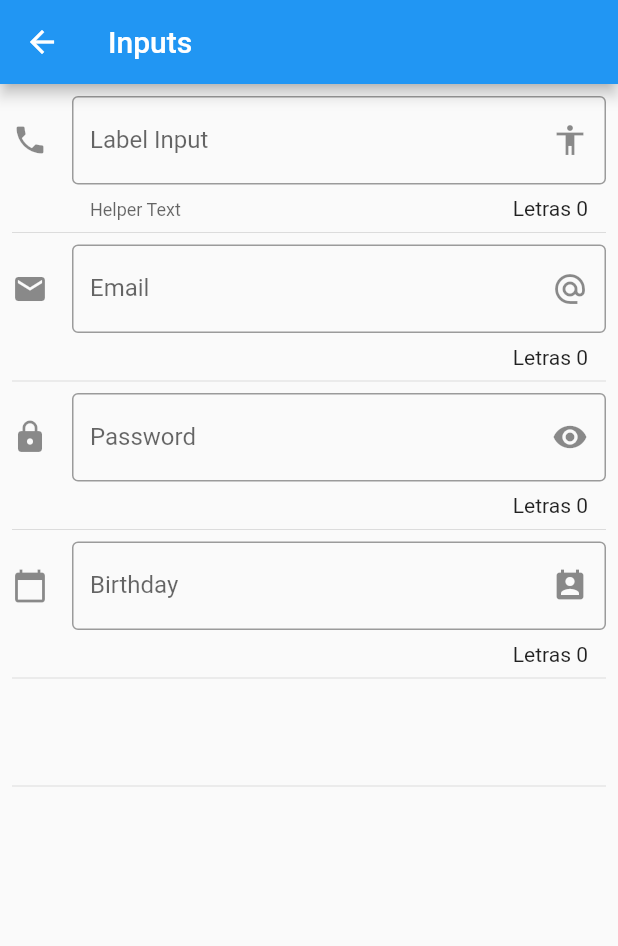
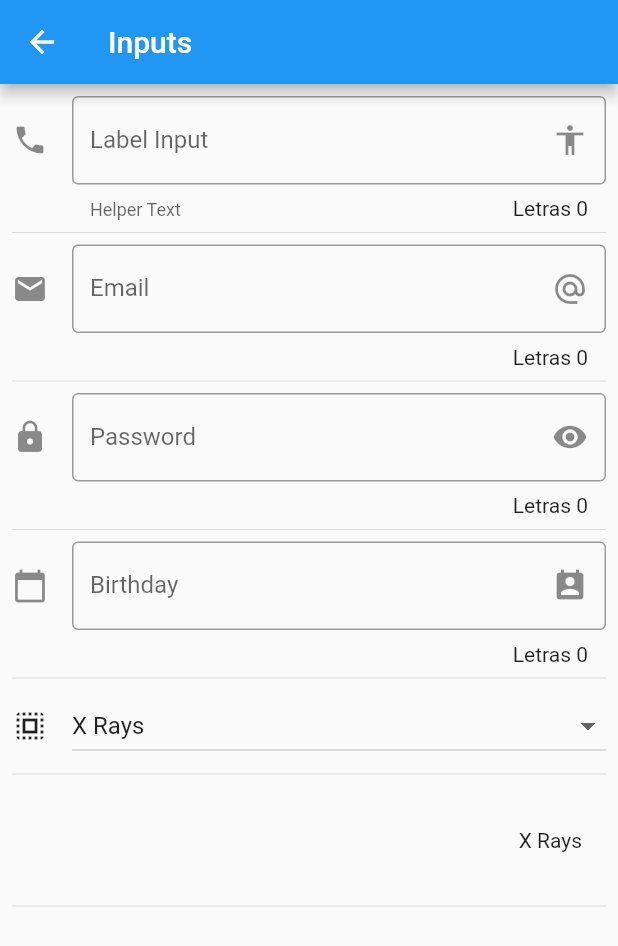
Before and after one commit to geovannyAndrew/FlutterComponents, a Flutter app: the InputPage screen opened by its route, on a phone screen of 412 x 824 dp. Shown: the top 946 px of the screen. Run offline on Flutter 3.47's test engine with Material 2 defaults, Android fonts, the phone set to English and light mode, and no system bars.

Commit message:
Creating dropdown menu.

```diff
--- a/lib/src/pages/input_page.dart
+++ b/lib/src/pages/input_page.dart
@@ -8,10 +8,13 @@ class InputPage extends StatefulWidget {
 
 class _InputPageState extends State<InputPage> {
 
+  TextEditingController _inputFieldDateController = TextEditingController();
+  final List<String> _powers = ['Super Strenght', 'X Rays', 'Audio', 'Speed'];
+
   String _name = '';
   String _email = '';
   String _date = '';
-  TextEditingController _inputFieldDateController = TextEditingController();
+  String _powerSelected = 'X Rays';
 
   @override
   Widget build(BuildContext context) {
@@ -29,6 +32,8 @@ class _InputPageState extends State<InputPage> {
            _createPassword(),
            Divider(),
            _createDate(context),
+           Divider(),
+           _createDropdown(),
            Divider(),
            _createPerson(),
            Divider(),
@@ -176,6 +181,8 @@ class _InputPageState extends State<InputPage> {
   Widget _createPerson() {
     return ListTile(
       title: Text(_name),
+      subtitle: Text(_email),
+      trailing: Text(_powerSelected),
     );
   }
 
@@ -193,4 +200,37 @@ class _InputPageState extends State<InputPage> {
       _inputFieldDateController.text = _date;
     }
   }
+
+  List<DropdownMenuItem<String>> getOptionsDropdown(){
+    return _powers.map((power){
+      return DropdownMenuItem(
+        child: Text(power),
+        value: power,
+      );
+    }).toList();
+  }
+
+  Widget _createDropdown() {
+    return  Row(
+      mainAxisSize: MainAxisSize.max,
+      children: <Widget>[
+        Icon(Icons.select_all),
+        SizedBox(
+          width: 16.0,
+        ),
+        Expanded(
+          child: DropdownButton(
+            isExpanded: true,
+            value: _powerSelected,
+            items: getOptionsDropdown(),
+            onChanged: (opt){
+              setState(() {
+               _powerSelected = opt;
+              });
+            },
+          ),
+        ),
+      ],
+    );
+  }
 }
```
